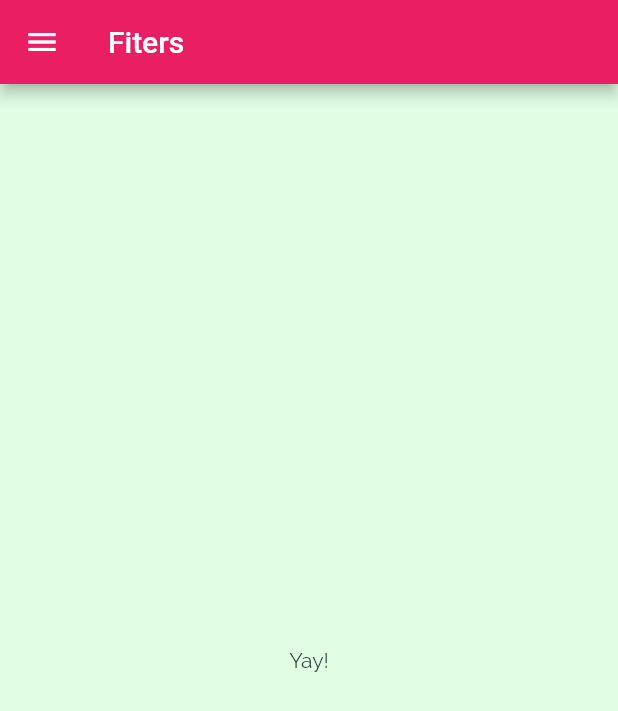
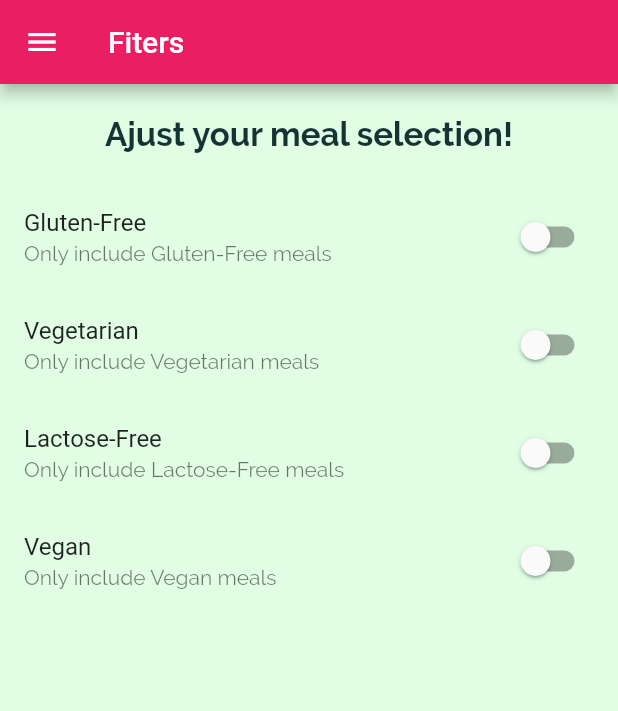
Before and after one commit to iamartyaa/HappyMeals-App, a Flutter app: the FilterScreen screen opened by its route, on a phone screen of 412 x 824 dp. Shown: the top 711 px of the screen. Run offline on Flutter 3.47's test engine with Material 2 defaults, Android fonts, the light colour scheme and no system bars.

Commit message:
Adding Filter switches

```diff
--- a/lib/screens/filters_screen.dart
+++ b/lib/screens/filters_screen.dart
@@ -1,20 +1,89 @@
+import 'dart:ui';
+
 import 'package:flutter/material.dart';
 import 'package:happymeals/widgets/main_drawer.dart';
 
-class FilterScreen extends StatelessWidget {
+class FilterScreen extends StatefulWidget {
   static const routeName = '/filters';
   const FilterScreen({Key? key}) : super(key: key);
 
   @override
+  State<FilterScreen> createState() => _FilterScreenState();
+}
+
+class _FilterScreenState extends State<FilterScreen> {
+  var _glutenFree = false;
+  var _vegetarian = false;
+  var _vegan = false;
+  var _lactoseFree = false;
+
+  @override
   Widget build(BuildContext context) {
     return Scaffold(
-      appBar: AppBar(
-        title: Text('Fiters'),
-      ),
-      drawer: MainDrawer(),
-      body: Center(
-        child: Text('Yay!'),
-      ),
-    );
+        appBar: AppBar(
+          title: const Text('Fiters'),
+        ),
+        drawer: const MainDrawer(),
+        body: Column(
+          children: [
+            Container(
+              padding: const EdgeInsets.all(20),
+              child: const Text(
+                'Ajust your meal selection!',
+                style: TextStyle(
+                  fontFamily: 'Raleway',
+                  fontSize: 22,
+                  fontWeight: FontWeight.bold,
+                ),
+              ),
+            ),
+            Expanded(
+              child: ListView(
+                children: [
+                  SwitchListTile(
+                    title: const Text('Gluten-Free'),
+                    value: _glutenFree,
+                    subtitle: const Text('Only include Gluten-Free meals'),
+                    onChanged: (newValue) {
+                      setState(() {
+                        _glutenFree = newValue;
+                      });
+                    },
+                  ),
+                  SwitchListTile(
+                    title: const Text('Vegetarian'),
+                    value: _vegetarian,
+                    subtitle: const Text('Only include Vegetarian meals'),
+                    onChanged: (newValue) {
+                      setState(() {
+                        _vegetarian = newValue;
+                      });
+                    },
+                  ),
+                  SwitchListTile(
+                    title: const Text('Lactose-Free'),
+                    value: _lactoseFree,
+                    subtitle: const Text('Only include Lactose-Free meals'),
+                    onChanged: (newValue) {
+                      setState(() {
+                        _lactoseFree = newValue;
+                      });
+                    },
+                  ),
+                  SwitchListTile(
+                    title: const Text('Vegan'),
+                    value: _vegan,
+                    subtitle: const Text('Only include Vegan meals'),
+                    onChanged: (newValue) {
+                      setState(() {
+                        _vegan = newValue;
+                      });
+                    },
+                  ),
+                ],
+              ),
+            ),
+          ],
+        ));
   }
 }
```
